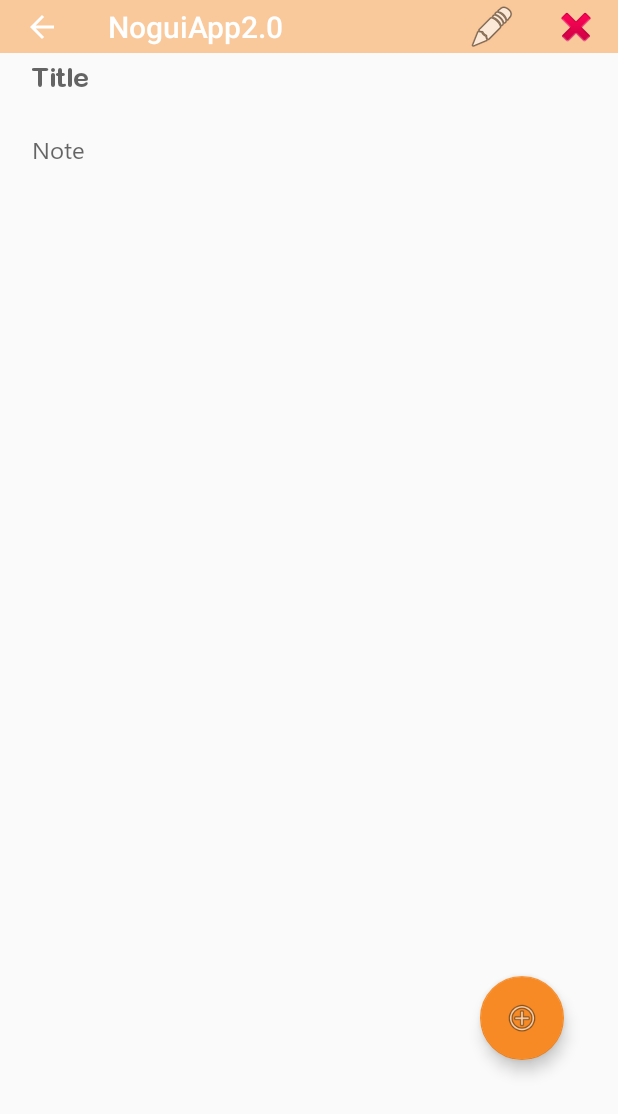
After one commit to fl05an17/NoguiApp2.0.1, an Android app: the ActividadNotaLocal screen opened directly, with no data from a screen before it, on a phone screen of 412 x 824 dp. The commit adds this screen. Shown: the top 1114 px of the screen. Run offline under Robolectric (Android 15) with nearby library versions, the light colour scheme and no system bars; our stand-ins replace Room's generated code; 3 statements that could not run were skipped.

Commit message:
Sprint 7
Description:
-Modulo Notas Locales (Parte 2)

```diff
--- /dev/null
+++ b/app/src/main/java/com/example/noguiapp20/ActividadNotaLocal.kt
@@ -0,0 +1,141 @@
+package com.example.noguiapp20
+
+import android.content.Intent
+import androidx.appcompat.app.AppCompatActivity
+import android.os.Bundle
+import android.view.Menu
+import android.view.MenuItem
+import android.widget.EditText
+import android.widget.GridView
+import android.widget.TextView
+import android.widget.Toast
+import androidx.appcompat.widget.Toolbar
+import androidx.room.Room
+import com.example.noguiapp20.BD.AppDB
+import com.example.noguiapp20.BD.Notas_Entity
+import com.example.noguiapp20.Objects.Notas
+import com.google.android.material.floatingactionbutton.FloatingActionButton
+
+class ActividadNotaLocal : AppCompatActivity() {
+    var grid_view: GridView? = null
+    var titulo: EditText? = null
+    var texto:EditText? = null
+    var color: TextView? = null
+    var db: AppDB? = null
+    var id:String = ""
+    var button:FloatingActionButton? = null
+
+    override fun onCreate(savedInstanceState: Bundle?) {
+        super.onCreate(savedInstanceState)
+        setContentView(R.layout.activity_actividad_nota_local)
+
+            var toolbar = findViewById<Toolbar>(R.id.toolbarlocal)
+            setSupportActionBar(toolbar)
+
+            var actionBar = supportActionBar
+            actionBar?.setDisplayHomeAsUpEnabled(true)
+
+            //grid_view = findViewById(R.id.notaRV)
+
+            titulo = findViewById(R.id.titleET)
+            texto = findViewById(R.id.textET)
+            color = findViewById(R.id.IDcolor)
+            button = findViewById(R.id.btnAgregarN)
+
+
+        db = Room.databaseBuilder(applicationContext, AppDB :: class.java, "KGDB").build()
+
+        var myintent: Intent = intent
+        id = myintent.getStringExtra("id")
+
+        button?.setOnClickListener {
+            almacenar()
+        }
+
+            if(id != "nueva")
+                llenarDatos()
+            /*val adapter = ColorBaseAdapter()
+            grid_view?.adapter = adapter
+            grid_view?.numColumns = 2
+            grid_view?.horizontalSpacing = 15
+            grid_view?.verticalSpacing = 15
+            grid_view?.stretchMode = GridView.STRETCH_COLUMN_WIDTH*/
+        }
+       override fun onCreateOptionsMenu(menu: Menu?): Boolean {
+
+            if(id == "nueva")
+                menuInflater.inflate(R.menu.notalocal,menu)
+            else
+                menuInflater.inflate(R.menu.edit_nota_local,menu)
+
+            return super.onCreateOptionsMenu(menu)
+
+        }
+        override fun onOptionsItemSelected(item: MenuItem?): Boolean {
+            when(item?.itemId){
+                android.R.id.home -> {
+                    finish()
+                    return true
+                }
+                R.id.del_nota_local -> {
+                        Thread {
+                            var idNota = id.toInt()
+
+                            db?.NotasDao()?.deletebyId(idNota)
+                        }.start()
+                        finish()
+                    return true
+                }
+                R.id.edit_nota_local -> {
+                    if(!titulo?.text?.isEmpty()!! && !texto?.text?.isEmpty()!!){
+                        Thread {
+                            var note = Notas_Entity()
+                            note.titulo = titulo?.text.toString()
+                            note.descr_n = texto?.text.toString()
+                           // note.color = color?.text.toString().toInt()
+                            db?.NotasDao()?.updateData(note)
+                        }.start()
+                        finish()
+                    }
+
+                    return true
+                }
+                R.id.menu_add_notalocal ->{
+                    almacenar()
+                    return true
+                }
+                else ->{return super.onOptionsItemSelected(item)}
+            }
+        }
+    fun llenarDatos(){
+            Thread{
+                db?.NotasDao()?.loadAllByIds(id.toInt())?.forEach{
+                    titulo?.setText(it.titulo)
+                    texto?.setText(it.descr_n)
+                    //color?.text = it.nota_color.toString()
+                }
+
+            }.start()
+        }
+
+    fun almacenar(){
+        if(!titulo?.text.toString().isEmpty() && !texto?.text.toString().isEmpty() && !color?.text.toString().isEmpty() ) {
+            Thread {
+                // db = Room.databaseBuilder(applicationContext, AppDB::class.java, "KGDB").build()
+                var nota = Notas_Entity()
+                nota.titulo = titulo?.text.toString()
+                nota.descr_n = texto?.text.toString()
+                nota.fecha = "01-01-2019"
+                nota.realizada = true
+                nota.color = 1
+                db?.NotasDao()?.savaNota(nota)
+               // nota.nota_color = color?.text.toString().toInt()
+
+            }.start()
+            Toast.makeText(this,"Nota Agregada", Toast.LENGTH_LONG).show()
+            this.finish()
+        }else{
+            Toast.makeText(this, "Asegurese de llenar los campos", Toast.LENGTH_LONG).show()
+        }
+    }
+    }
--- a/app/src/main/java/com/example/noguiapp20/BD/Notas_Dao.kt
+++ b/app/src/main/java/com/example/noguiapp20/BD/Notas_Dao.kt
@@ -13,6 +13,9 @@
     @Query("select *from Notas_Entity WHERE idNota = (:notaId)")
     fun loadAllByIds(notaId: Int): List<Notas_Entity>
 
+    @Query("delete from Notas_Entity WHERE idNota = (:notaId)")
+    fun deletebyId(notaId: Int)
+
     @Delete
     fun delData (not : Notas_Entity)
 
--- /dev/null
+++ b/app/src/main/res/drawable/ic_add_circle_black.xml
@@ -0,0 +1,5 @@
+<vector android:height="24dp" android:tint="#ECFFFD"
+    android:viewportHeight="24.0" android:viewportWidth="24.0"
+    android:width="24dp" xmlns:android="http://schemas.android.com/apk/res/android">
+    <path android:fillColor="#FF000000" android:pathData="M12,2C6.48,2 2,6.48 2,12s4.48,10 10,10 10,-4.48 10,-10S17.52,2 12,2zM17,13h-4v4h-2v-4L7,13v-2h4L11,7h2v4h4v2z"/>
+</vector>
--- /dev/null
+++ b/app/src/main/res/layout/activity_actividad_nota_local.xml
@@ -0,0 +1,66 @@
+<?xml version="1.0" encoding="utf-8"?>
+<LinearLayout
+    android:orientation="vertical"
+    xmlns:android="http://schemas.android.com/apk/res/android"
+    xmlns:app="http://schemas.android.com/apk/res-auto"
+    xmlns:tools="http://schemas.android.com/tools"
+    android:layout_width="match_parent"
+    android:layout_height="match_parent">
+
+    <androidx.appcompat.widget.Toolbar
+        android:id="@+id/toolbarlocal"
+        android:layout_width="match_parent"
+        android:layout_height="35dp"
+        android:background="@color/cards_background"
+        android:theme="@style/ThemeOverlay.AppCompat.Dark.ActionBar"
+        app:popupTheme="@style/ThemeOverlay.AppCompat.Light" />
+    <EditText
+        android:layout_width="match_parent"
+        android:layout_height="wrap_content"
+        android:layout_marginStart="16dp"
+        android:layout_marginEnd="16dp"
+        android:background="@null"
+        android:id="@+id/titleET"
+        android:inputType="textCapSentences"
+        android:focusedByDefault="true"
+        android:padding="5dp"
+        android:textColor="@color/colorPrimary"
+        android:layout_marginBottom="16dp"
+        android:hint="Title"
+        android:fontFamily="@font/arial_rounded_mt_bold"
+        />
+
+
+    <EditText
+        android:id="@+id/textET"
+        android:layout_width="match_parent"
+        android:layout_height="261dp"
+        android:layout_marginStart="16dp"
+        android:layout_marginEnd="16dp"
+        android:layout_marginBottom="16dp"
+        android:background="@null"
+        android:fontFamily="@font/sego_ui_regular"
+        android:gravity="start"
+        android:hint="Note"
+        android:inputType="textMultiLine"
+        android:padding="5dp"
+        android:textSize="16sp" />
+    <TextView
+        android:id="@+id/IDcolor"
+        android:layout_width="match_parent"
+        android:layout_height="0dp"
+        android:text="#0000"
+        android:visibility="invisible" />
+
+    <com.google.android.material.floatingactionbutton.FloatingActionButton
+        android:id="@+id/btnAgregarN"
+        android:layout_width="wrap_content"
+        android:layout_height="match_parent"
+        android:layout_marginLeft="320dp"
+        android:layout_marginTop="290dp"
+        android:background="@drawable/ic_add_circle"
+        android:src="@android:drawable/ic_menu_add">
+
+    </com.google.android.material.floatingactionbutton.FloatingActionButton>
+
+</LinearLayout>
--- a/app/src/main/res/layout/activity_actividad_notas.xml
+++ b/app/src/main/res/layout/activity_actividad_notas.xml
@@ -6,7 +6,7 @@
     android:layout_height="match_parent"
     tools:context=".Notas.ActividadNotas">
 
-    <?xml version="1.0" encoding="utf-8"?>
+
     <RelativeLayout
         app:layout_constraintHeight_default="percent"
         android:layout_width="match_parent"
--- /dev/null
+++ b/app/src/main/res/menu/edit_nota_local.xml
@@ -0,0 +1,15 @@
+<?xml version="1.0" encoding="utf-8"?>
+<menu xmlns:app="http://schemas.android.com/apk/res-auto"
+    xmlns:android="http://schemas.android.com/apk/res/android">
+
+    <item
+        android:id="@+id/edit_nota_local"
+        android:icon="@android:drawable/ic_menu_edit"
+        android:title="Item"
+        app:showAsAction="always" />
+    <item
+        android:id="@+id/del_nota_local"
+        android:icon="@android:drawable/ic_delete"
+        android:title="Item"
+        app:showAsAction="always" />
+</menu>
--- /dev/null
+++ b/app/src/main/res/menu/notalocal.xml
@@ -0,0 +1,12 @@
+<?xml version="1.0" encoding="utf-8"?>
+<menu xmlns:app="http://schemas.android.com/apk/res-auto"
+    xmlns:android="http://schemas.android.com/apk/res/android">
+
+    <item
+        android:id="@+id/menu_add_notalocal"
+        android:icon="@drawable/ic_add_circle_black"
+        android:menuCategory="container"
+        android:title="Item"
+        app:showAsAction="always" />
+
+</menu>
```
Also changed, not shown: app/src/main/AndroidManifest.xml (+5 -2 lines), app/src/main/java/com/example/noguiapp20/Controlador/NotaAdapter.kt (+6 -7 lines), app/src/main/java/com/example/noguiapp20/Notas/ActividadNotas.kt (+45 -2 lines).
